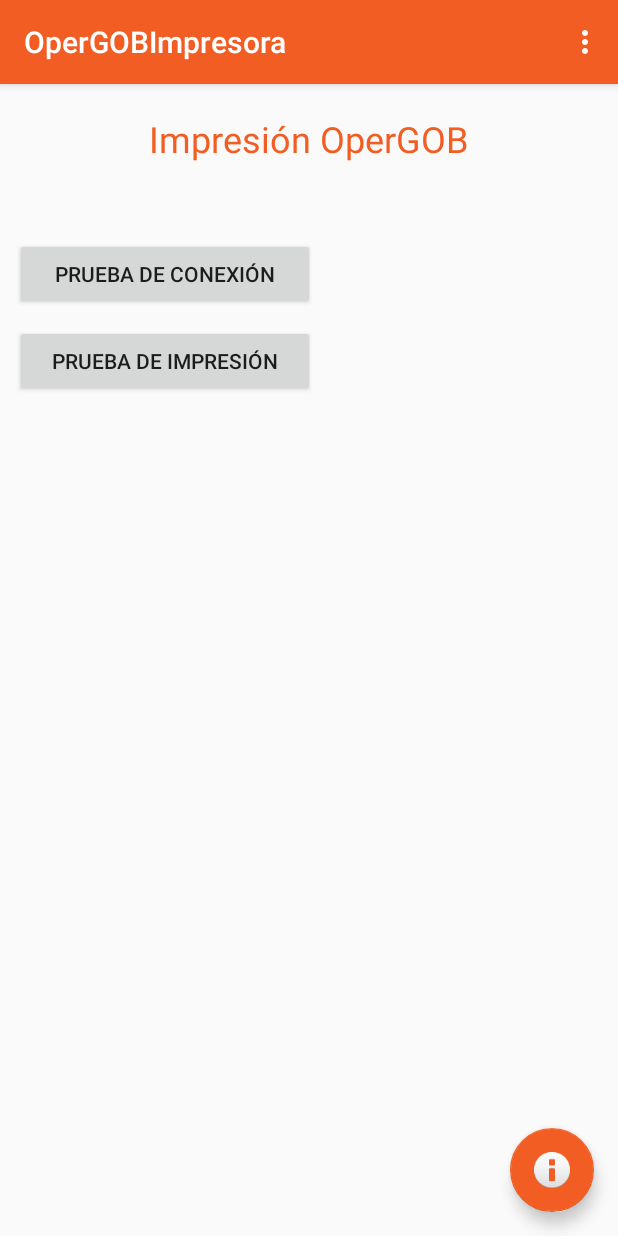
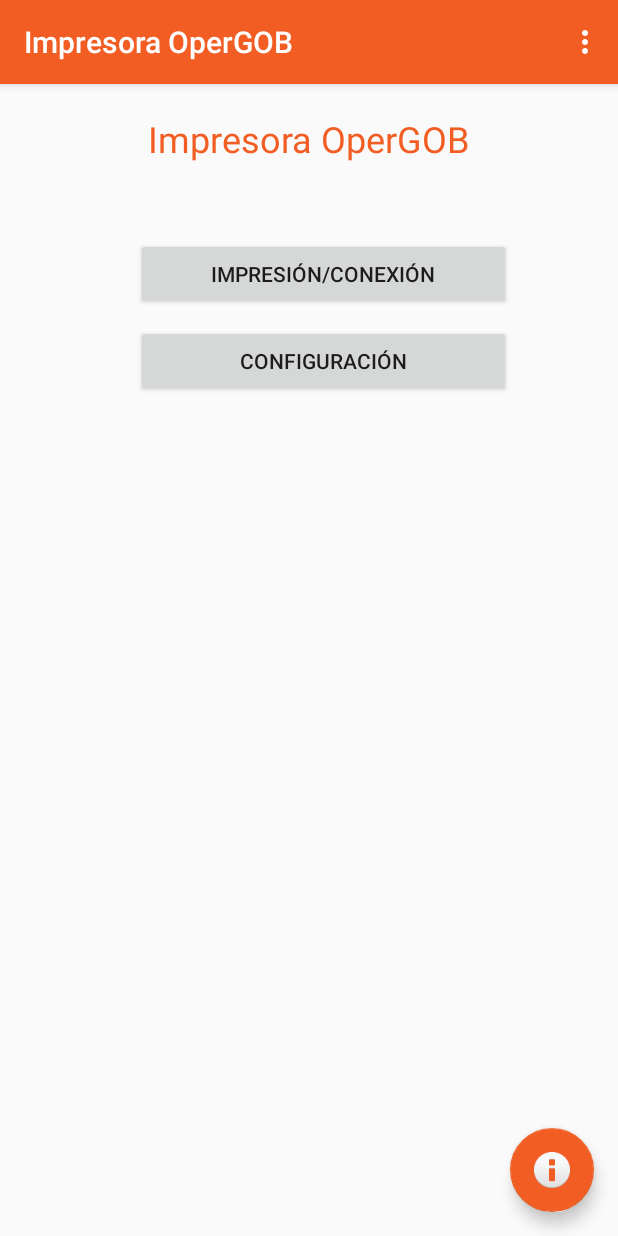
Before and after one commit to adanch22/OperGOBImpresora, an Android app: the screen it shows after launch (MainActivity), on a phone screen of 412 x 824 dp. Run offline under Robolectric (Android 15) with nearby library versions, the phone set to English and light mode, and no system bars.

Commit message:
LUNES 15 DE JULIO DE 2019

```diff
--- a/app/src/main/java/com/example/opergobimpresora/MainActivity.java
+++ b/app/src/main/java/com/example/opergobimpresora/MainActivity.java
@@ -24,7 +24,7 @@ public class MainActivity extends AppCompatActivity {
         setContentView(R.layout.activity_main);
         Toolbar toolbar = findViewById(R.id.toolbar);
         setSupportActionBar(toolbar);
-        BtnConexion = (Button) this.findViewById(R.id.Conected);
+        BtnConexion = (Button) this.findViewById(R.id.Conectar );
         BtnConexion.setOnClickListener(new View.OnClickListener() {
 
             public void onClick(View v) {
--- a/app/src/main/res/layout/content_main.xml
+++ b/app/src/main/res/layout/content_main.xml
@@ -20,23 +20,25 @@
             android:layout_height="wrap_content"
             android:textColor = "@color/colorAccent"
             android:layout_gravity="center_horizontal"
-            android:text="Impresión OperGOB"
+            android:text="Impresora OperGOB"
             android:textSize="24dp"/>
 
         <Button
-            android:id="@+id/Conected"
-            android:layout_width="200dp"
+            android:id="@+id/Conectar"
+            android:layout_width="250dp"
             android:layout_height="wrap_content"
+            android:layout_gravity="center_horizontal"
             android:layout_marginTop="50dp"
             android:layout_marginLeft="10dp"
-            android:text="Prueba de conexión"/>
+            android:text="Impresión/Conexión"/>
 
         <Button
-            android:layout_width="200dp"
+            android:layout_width="250dp"
             android:layout_height="wrap_content"
+            android:layout_gravity="center_horizontal"
             android:layout_marginTop="10dp"
             android:layout_marginLeft="10dp"
-            android:text="Prueba de impresión"/>
+            android:text="Configuración"/>
     </LinearLayout>
 
 
--- a/app/src/main/res/values/colors.xml
+++ b/app/src/main/res/values/colors.xml
@@ -3,5 +3,5 @@
     <color name="colorPrimary">#F15D22</color>
     <color name="colorPrimaryDark">#DB5220</color>
     <color name="colorAccent">#F15D22</color>
-    <color name="Red">#F15D22</color>
+    <color name="colorRed">#F15D22</color>
 </resources>
--- a/app/src/main/res/values/strings.xml
+++ b/app/src/main/res/values/strings.xml
@@ -1,4 +1,4 @@
 <resources>
-    <string name="app_name">OperGOBImpresora</string>
-    <string name="action_settings">Settings</string>
+    <string name="app_name">Impresora OperGOB</string>
+    <string name="action_settings">Opciones</string>
 </resources>
```
Also changed, not shown: app/src/main/res/layout/activity_connectivity.xml (+8 -6 lines).
